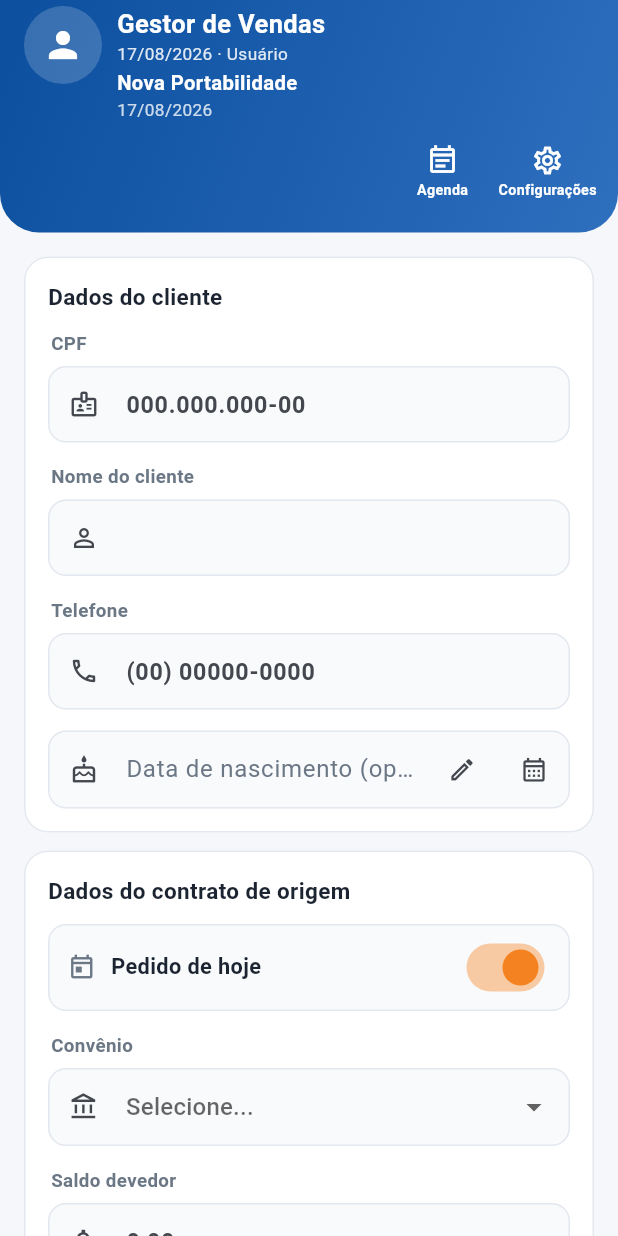
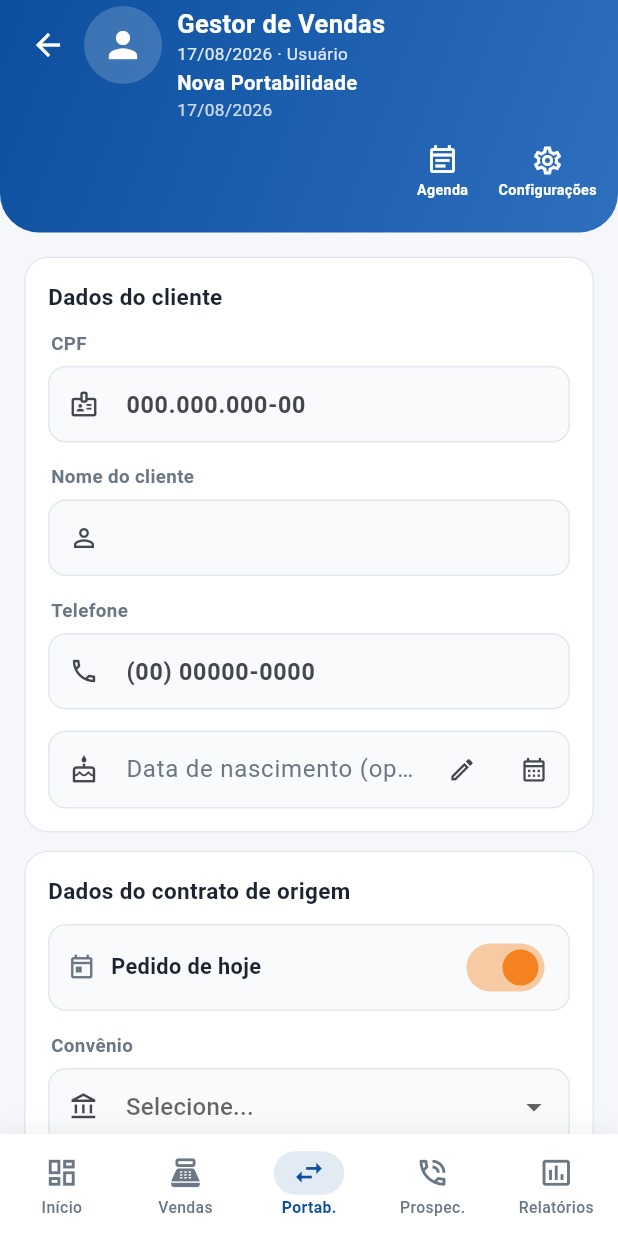
Before and after one commit to jralmeida-gif/Gerenciador-de-vendas, a Flutter app: the TelaPortabilidadeForm screen opened directly, on a phone screen of 412 x 824 dp. Run offline on Flutter 3.47's test engine with Material 3 defaults, Android fonts, the phone set to English and light mode, and no system bars; our stand-ins replace file_picker, hive_flutter, pdf, printing, web; missing offline and left inert: dart:js_interop; accounts and stored records are empty.

Commit message:
fix: corrigir navegacao da portabilidade e ciclo de logout

```diff
--- a/lib/screens/auth_gate.dart
+++ b/lib/screens/auth_gate.dart
@@ -28,6 +28,7 @@ class _AuthGateState extends State<AuthGate> with WidgetsBindingObserver {
   Timer? _timerRevalidacaoSessao;
   bool _logoutEmAndamento = false;
   Future<void>? _limpezaPerfilPendente;
+  int _cicloSessao = 0;
 
   @override
   void initState() {
@@ -116,7 +117,10 @@ class _AuthGateState extends State<AuthGate> with WidgetsBindingObserver {
     }
     if (!mounted) return;
     appState.definirUsuarioAutenticado(result.user);
-    setState(() => _user = result.user);
+    setState(() {
+      _cicloSessao++;
+      _user = result.user;
+    });
   }
 
   void _showError(String text) => ScaffoldMessenger.of(context).showSnackBar(SnackBar(content: Text(text)));
@@ -187,7 +191,10 @@ class _AuthGateState extends State<AuthGate> with WidgetsBindingObserver {
       // A tela deve sair imediatamente. A rede não pode impedir o logout local.
       if (mounted) {
         appState.definirUsuarioAutenticado(null);
-        setState(() => _user = null);
+        setState(() {
+          _cicloSessao++;
+          _user = null;
+        });
       }
 
       // Inicia a limpeza do perfil local sem bloquear a troca visual para o login.
@@ -207,6 +214,7 @@ class _AuthGateState extends State<AuthGate> with WidgetsBindingObserver {
     return Selector<AppState, int>(
       selector: (_, state) => state.idleTimeoutMinutes,
       builder: (_, timeoutMinutes, __) => SessionGuard(
+        key: ValueKey('session-$_cicloSessao-${_user!.id}'),
         timeout: Duration(minutes: timeoutMinutes),
         onTimeout: () => unawaited(sair()),
         child: TelaInicio(user: _user!, onLogout: () => unawaited(sair())),
--- a/lib/screens/inicio.dart
+++ b/lib/screens/inicio.dart
@@ -75,6 +75,7 @@ class _TelaInicioState extends State<TelaInicio> {
       ajuda: () => _abrirGlobal(const TelaAjuda()),
       voltar: _fecharGlobal,
       relatorio: _abrirGlobal,
+      selecionarAba: _selecionarAba,
     );
     _paginas = [
       TelaDashboard(
--- a/lib/screens/portabilidade_form.dart
+++ b/lib/screens/portabilidade_form.dart
@@ -204,12 +204,23 @@ class _TelaPortabilidadeFormState extends State<TelaPortabilidadeForm> {
   Widget build(BuildContext context) {
     final convenios = context.watch<AppState>().convenios;
 
+    void navegarParaAba(int indice) {
+      final selecionar = context.read<AppState>().onSelecionarAba;
+      Navigator.of(context).pop();
+      selecionar?.call(indice);
+    }
+
     return Scaffold(
+      bottomNavigationBar: MenuRodapeApp(
+        abaSelecionada: 2,
+        onSelecionar: navegarParaAba,
+      ),
       body: Column(
         children: [
           HeaderCurvo(
             titulo: _editando ? 'Editar Portabilidade' : 'Nova Portabilidade',
             subtitulo: Fmt.data(DateTime.now()),
+            mostrarVoltar: true,
           ),
           Expanded(
             child: Form(
--- a/lib/services/app_state.dart
+++ b/lib/services/app_state.dart
@@ -23,16 +23,18 @@ class AppState extends ChangeNotifier {
   VoidCallback? onAbrirAjuda;
   VoidCallback? onVoltarGlobal;
   ValueChanged<Widget>? onAbrirRelatorio;
+  ValueChanged<int>? onSelecionarAba;
 
   AppState(this.repo);
 
   AuthUser? get authUser => _authUser;
-  void configurarNavegacaoGlobal({VoidCallback? agenda, VoidCallback? configuracoes, VoidCallback? ajuda, VoidCallback? voltar, ValueChanged<Widget>? relatorio}) {
+  void configurarNavegacaoGlobal({VoidCallback? agenda, VoidCallback? configuracoes, VoidCallback? ajuda, VoidCallback? voltar, ValueChanged<Widget>? relatorio, ValueChanged<int>? selecionarAba}) {
     onAbrirAgenda = agenda;
     onAbrirConfiguracoes = configuracoes;
     onAbrirAjuda = ajuda;
     onVoltarGlobal = voltar;
     onAbrirRelatorio = relatorio;
+    onSelecionarAba = selecionarAba;
   }
   void definirUsuarioAutenticado(AuthUser? user) {
     _authUser = user;
--- a/lib/services/session_guard.dart
+++ b/lib/services/session_guard.dart
@@ -25,6 +25,11 @@ class _SessionGuardState extends State<SessionGuard> with WidgetsBindingObserver
   @override
   void initState() {
     super.initState();
+    // Cada montagem representa uma sessão nova. O reset explícito evita que
+    // qualquer estado de uma instância anterior impeça o segundo ciclo.
+    _encerrando = false;
+    _ultimaAtividade = DateTime.now();
+    _suspensaEm = null;
     WidgetsBinding.instance.addObserver(this);
     _browserLifecycleSubscription = BrowserLifecycle.events.listen(_onBrowserLifecycle);
     _iniciarMonitor();
--- a/lib/widgets/comuns.dart
+++ b/lib/widgets/comuns.dart
@@ -837,3 +837,132 @@ class TituloSecaoLista extends StatelessWidget {
     );
   }
 }
+
+
+/// Menu inferior usado em formulários abertos acima do shell principal.
+/// Ao selecionar uma aba, o shell fecha a rota de formulário e muda de seção.
+class MenuRodapeApp extends StatelessWidget {
+  final int abaSelecionada;
+  final ValueChanged<int> onSelecionar;
+
+  const MenuRodapeApp({
+    super.key,
+    required this.abaSelecionada,
+    required this.onSelecionar,
+  });
+
+  @override
+  Widget build(BuildContext context) {
+    return Container(
+      decoration: BoxDecoration(
+        color: Colors.white,
+        boxShadow: [
+          BoxShadow(
+            color: Colors.black.withValues(alpha: 0.06),
+            blurRadius: 12,
+            offset: const Offset(0, -2),
+          ),
+        ],
+      ),
+      child: SafeArea(
+        top: false,
+        child: SizedBox(
+          height: 68,
+          child: Row(
+            children: [
+              _MenuRodapeItem(
+                label: 'Início',
+                icon: Icons.dashboard_outlined,
+                selectedIcon: Icons.dashboard,
+                selected: abaSelecionada == 0,
+                onTap: () => onSelecionar(0),
+              ),
+              _MenuRodapeItem(
+                label: 'Vendas',
+                icon: Icons.point_of_sale_outlined,
+                selectedIcon: Icons.point_of_sale,
+                selected: abaSelecionada == 1,
+                onTap: () => onSelecionar(1),
+              ),
+              _MenuRodapeItem(
+                label: 'Portab.',
+                icon: Icons.swap_horiz_outlined,
+                selectedIcon: Icons.swap_horiz,
+                selected: abaSelecionada == 2,
+                onTap: () => onSelecionar(2),
+              ),
+              _MenuRodapeItem(
+                label: 'Prospec.',
+                icon: Icons.phone_in_talk_outlined,
+                selectedIcon: Icons.phone_in_talk,
+                selected: abaSelecionada == 3,
+                onTap: () => onSelecionar(3),
+              ),
+              _MenuRodapeItem(
+                label: 'Relatórios',
+                icon: Icons.insert_chart_outlined,
+                selectedIcon: Icons.insert_chart,
+                selected: abaSelecionada == 4,
+                onTap: () => onSelecionar(4),
+              ),
+            ],
+          ),
+        ),
+      ),
+    );
+  }
+}
+
+class _MenuRodapeItem extends StatelessWidget {
+  final String label;
+  final IconData icon;
+  final IconData selectedIcon;
+  final bool selected;
+  final VoidCallback onTap;
+
+  const _MenuRodapeItem({
+    required this.label,
+    required this.icon,
+    required this.selectedIcon,
+    required this.selected,
+    required this.onTap,
+  });
+
+  @override
+  Widget build(BuildContext context) {
+    final color = selected ? AppColors.primary : AppColors.textSecondary;
+    return Expanded(
+      child: Material(
+        color: Colors.transparent,
+        child: InkWell(
+          onTap: onTap,
+          child: SizedBox.expand(
+            child: Column(
+              mainAxisAlignment: MainAxisAlignment.center,
+              children: [
+                AnimatedContainer(
+                  duration: const Duration(milliseconds: 150),
+                  padding: const EdgeInsets.symmetric(horizontal: 12, vertical: 3),
+                  decoration: BoxDecoration(
+                    color: selected ? AppColors.primary.withValues(alpha: 0.12) : Colors.transparent,
+                    borderRadius: BorderRadius.circular(18),
+                  ),
+                  child: Icon(selected ? selectedIcon : icon, size: 23, color: color),
+                ),
+                const SizedBox(height: 1),
+                Text(
+                  label,
+                  style: TextStyle(
+                    fontSize: 10.5,
+                    fontWeight: selected ? FontWeight.w700 : FontWeight.w500,
+                    color: color,
+                  ),
+                ),
+              ],
+            ),
+          ),
+        ),
+      ),
+    );
+  }
+}
```
